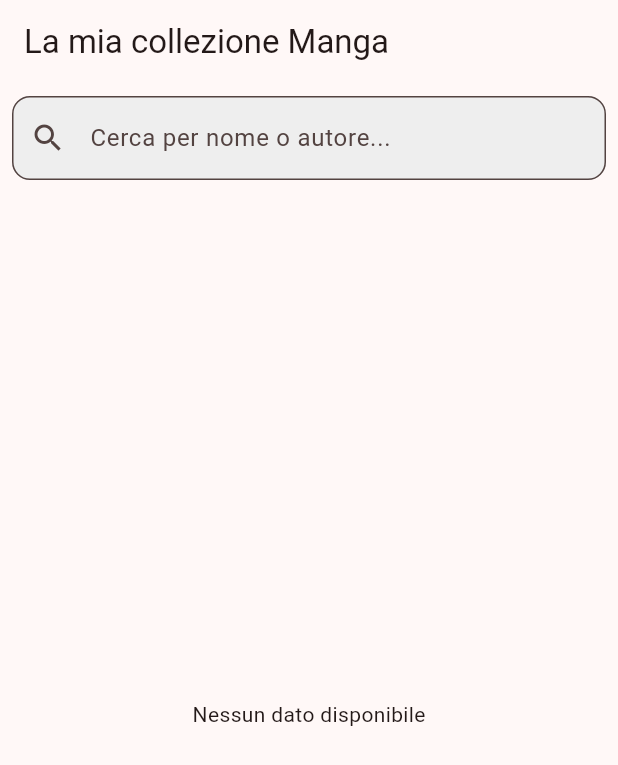
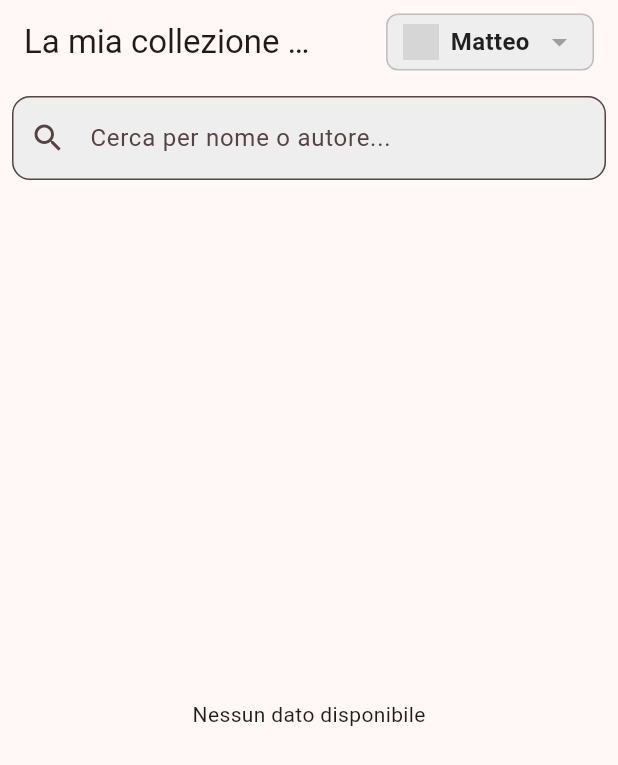
Before and after one commit to Mfslf4j/fuoco, a Flutter app: the screen it shows after launch, on a phone screen of 412 x 824 dp. Shown: the top 765 px of the screen. Run offline on Flutter 3.47's test engine with Material 3 defaults, Android fonts, the phone set to English and light mode, and no system bars; our stand-ins replace supabase_flutter; accounts and stored records are empty; network calls fail; grey boxes are pictures that could not be loaded.

Commit message:
aggiunto il selettore del profilo utente

```diff
--- a/lib/main.dart
+++ b/lib/main.dart
@@ -42,6 +42,7 @@ class _MyHomePageState extends State<MyHomePage> {
   List<Map<String, dynamic>> filteredMangaList = [];
   final TextEditingController _searchController = TextEditingController();
   final ComicRepository _comicRepository = ComicRepository();
+  String selectedProfile = 'Matteo'; // Default profile
 
   @override
   void initState() {
@@ -59,8 +60,7 @@ class _MyHomePageState extends State<MyHomePage> {
   void _filterManga() {
     final query = _searchController.text.toLowerCase();
     setState(() {
-      filteredMangaList =
-          allComics.where((manga) {
+      filteredMangaList = allComics.where((manga) {
         final title = manga['title']?.toString().toLowerCase() ?? '';
         final author = manga['author']?.toString().toLowerCase() ?? '';
         return title.contains(query) || author.contains(query);
@@ -70,7 +70,7 @@ class _MyHomePageState extends State<MyHomePage> {
 
   Future<void> _updateComic(Map<String, dynamic> updatedComic) async {
     try {
-      await _comicRepository.updateComic(updatedComic);
+      await _comicRepository.updateComic(updatedComic, selectedProfile);
       setState(() {
         final index = allComics.indexWhere(
               (comic) => comic['id'] == updatedComic['id'],
@@ -88,12 +88,33 @@ class _MyHomePageState extends State<MyHomePage> {
     }
   }
 
+  void _changeProfile(String newProfile) {
+    if (newProfile != selectedProfile) {
+      setState(() {
+        selectedProfile = newProfile;
+        _future = _comicRepository.fetchComics(); // Refresh data
+        filteredMangaList.clear(); // Clear filtered list to force rebuild
+      });
+    }
+  }
+
   @override
   Widget build(BuildContext context) {
     var isWide = MediaQuery.of(context).size.width > 600;
 
     return Scaffold(
-      appBar: AppBar(title: const Text('La mia collezione Manga')),
+      appBar: AppBar(
+        title: const Text('La mia collezione Manga'),
+        actions: [
+          Padding(
+            padding: const EdgeInsets.symmetric(horizontal: 16.0),
+            child: ProfileSelector(
+              selectedProfile: selectedProfile,
+              onProfileChanged: _changeProfile,
+            ),
+          ),
+        ],
+      ),
       body: Column(
         children: [
           Padding(
@@ -137,13 +158,13 @@ class _MyHomePageState extends State<MyHomePage> {
                     spacing: 8,
                     runSpacing: 8,
                     alignment: WrapAlignment.start,
-                    children:
-                        filteredMangaList.map((comic) {
+                    children: filteredMangaList.map((comic) {
                       return SizedBox(
                         width: isWide ? 320 : 200,
                         child: MangaCard(
                           comic: comic,
                           onComicUpdated: _updateComic,
+                          selectedProfile: selectedProfile,
                         ),
                       );
                     }).toList(),
@@ -157,3 +178,91 @@ class _MyHomePageState extends State<MyHomePage> {
     );
   }
 }
+
+// Custom Profile Selector Widget
+class ProfileSelector extends StatelessWidget {
+  final String selectedProfile;
+  final Function(String) onProfileChanged;
+
+  const ProfileSelector({
+    super.key,
+    required this.selectedProfile,
+    required this.onProfileChanged,
+  });
+
+  static const Map<String, String> profileIcons = {
+    'Matteo': 'https://cdn-icons-png.flaticon.com/128/1211/1211015.png',
+    'Sara': 'https://cdn-icons-png.flaticon.com/128/7665/7665682.png',
+  };
+
+  @override
+  Widget build(BuildContext context) {
+    return GestureDetector(
+      onTap: () => _showProfileMenu(context),
+      child: Container(
+        padding: const EdgeInsets.symmetric(horizontal: 10, vertical: 6),
+        decoration: BoxDecoration(
+          color: Colors.grey[200], // Neutral light grey background
+          borderRadius: BorderRadius.circular(8), // Softer corners
+          border: Border.all(color: Colors.grey[400]!, width: 1), // Subtle border
+        ),
+        child: Row(
+          mainAxisSize: MainAxisSize.min,
+          children: [
+            Image.network(
+              profileIcons[selectedProfile]!,
+              width: 24,
+              height: 24,
+            ),
+            const SizedBox(width: 8),
+            Text(
+              selectedProfile,
+              style: const TextStyle(
+                color: Colors.black87,
+                fontWeight: FontWeight.w600,
+                fontSize: 16,
+              ),
+            ),
+            const SizedBox(width: 8),
+            const Icon(Icons.arrow_drop_down, color: Colors.grey),
+          ],
+        ),
+      ),
+    );
+  }
+
+  void _showProfileMenu(BuildContext context) {
+    showMenu(
+      context: context,
+      position: const RelativeRect.fromLTRB(100, 80, 0, 0), // Adjust as needed
+      items: profileIcons.entries.map((entry) {
+        return PopupMenuItem<String>(
+          value: entry.key,
+          child: Row(
+            children: [
+              Image.network(
+                entry.value,
+                width: 24,
+                height: 24,
+              ),
+              const SizedBox(width: 10),
+              Text(
+                entry.key,
+                style: const TextStyle(
+                  color: Colors.black87,
+                  fontWeight: FontWeight.w600,
+                ),
+              ),
+            ],
+          ),
+          onTap: () => onProfileChanged(entry.key),
+        );
+      }).toList(),
+      elevation: 4,
+      shape: RoundedRectangleBorder(
+        borderRadius: BorderRadius.circular(8),
+      ),
+      color: Colors.white,
+    );
+  }
+}
```
Also changed, not shown: lib/fumetti/comic_repository.dart (+13 -6 lines), lib/fumetti/manga_card.dart (+22 -10 lines), lib/fumetti/manga_card_content.dart (+9 -7 lines), lib/fumetti/manga_card_progress.dart (+7 -4 lines), lib/fumetti/manga_edit_modal.dart (+19 -10 lines). Lines whose indentation alone changed are shown as unchanged.
